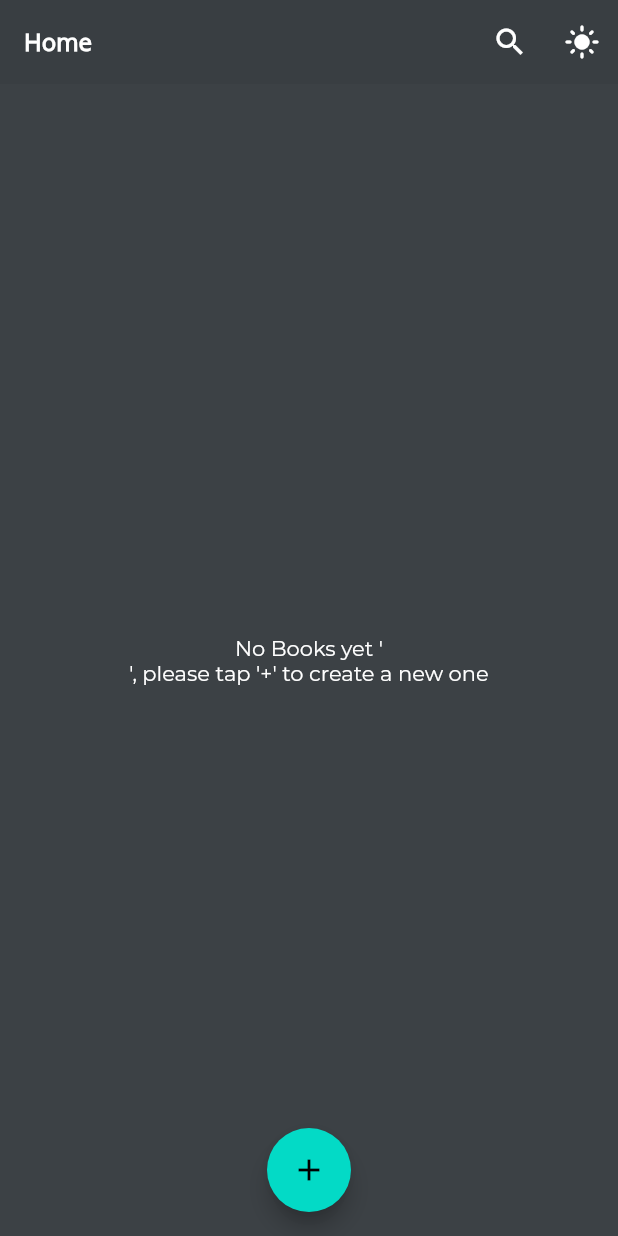
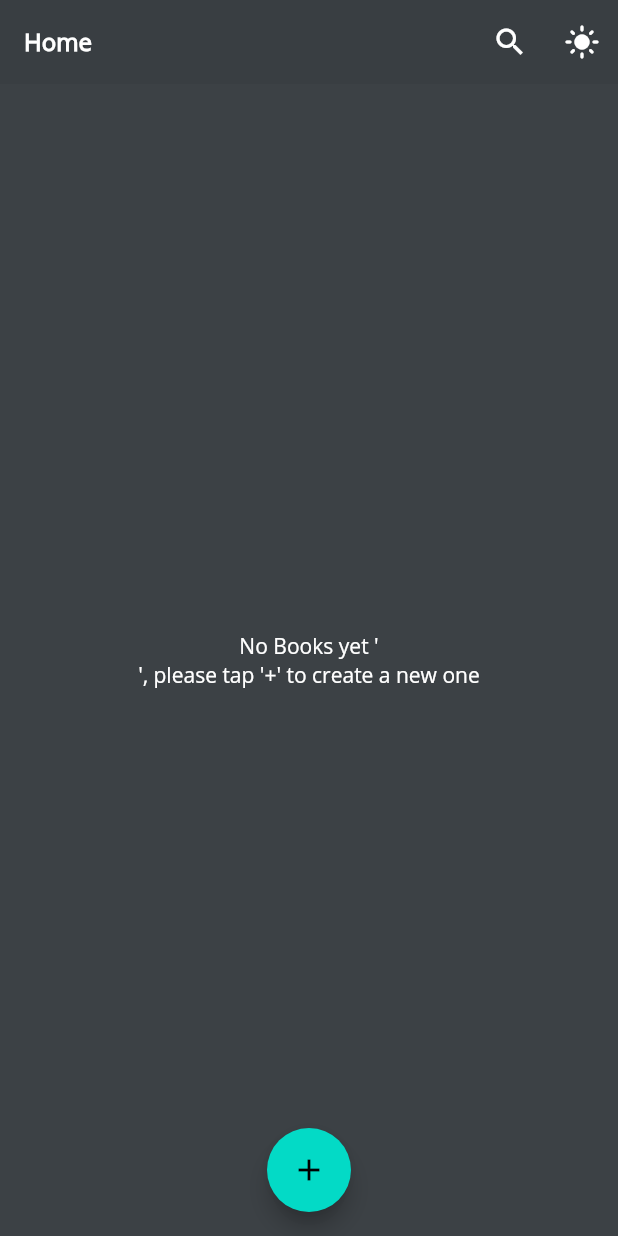
Before and after one commit to pierreEdimo/SteakynoteApp, a Flutter app: the screen it shows after launch, on a phone screen of 412 x 824 dp. Run offline on Flutter 3.47's test engine with Material 2 defaults, Android fonts, the phone set to English and light mode, and no system bars; our stand-ins replace flutter_markdown, flutter_secure_storage, glassmorphism, hive, hive_flutter; accounts and stored records are empty.

Commit message:
add custom font

```diff
--- a/lib/constants/custom_themes.dart
+++ b/lib/constants/custom_themes.dart
@@ -5,7 +5,7 @@ class CustomThemes {
   static final darkTheme = ThemeData(
       scaffoldBackgroundColor: Color(0xffb393e42),
       colorScheme: ColorScheme.dark(),
-      fontFamily: 'MontSerrat',
+      fontFamily: 'OpenSans',
       brightness: Brightness.dark,
       primaryColor: primaryBlack,
       textButtonTheme: TextButtonThemeData(
@@ -18,7 +18,7 @@ class CustomThemes {
     scaffoldBackgroundColor: Color(0xffefefef),
     primaryColor: lightGrey,
     colorScheme: ColorScheme.light(),
-    fontFamily: 'MontSerrat',
+    fontFamily: 'OpenSans',
     textButtonTheme: TextButtonThemeData(
       style: TextButton.styleFrom(
         primary: Colors.black,
```
